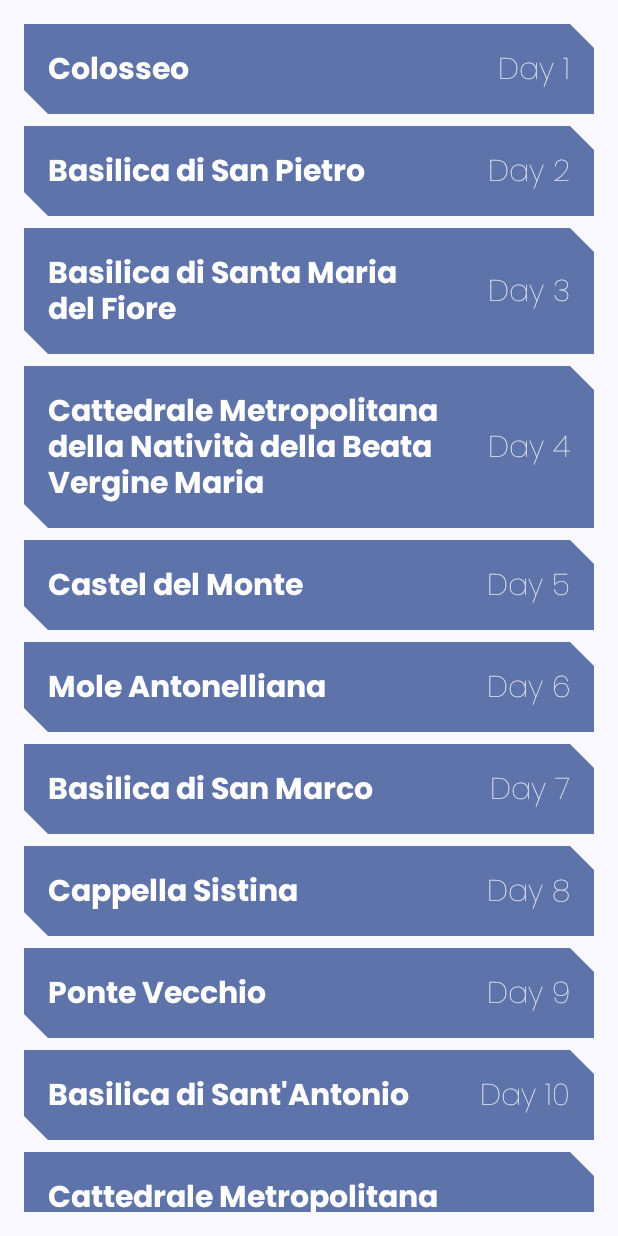
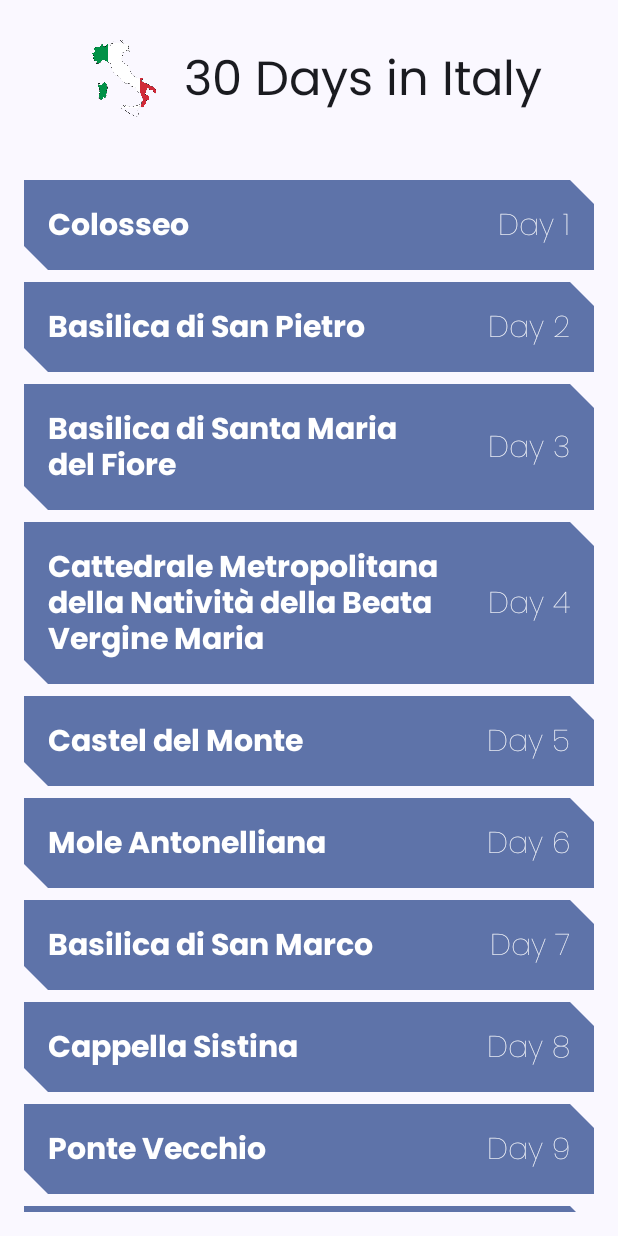
Before and after one commit to PaoloCaldera-jetpackCompose/italianPlacesMonth, an Android app built with Jetpack Compose: the screen it shows after launch (MainActivity), on a phone screen of 412 x 824 dp. Run offline under Robolectric (Android 15) with nearby library versions, the phone set to English and light mode, and no system bars.

Commit message:
feature: generate the app bar
Place the appbar in the Scaffold composable and generate the app bar with the Image and the text centered.
Update the necessary string resources in the strings.xml file.
Insert a new parameter in the PlacesList composable function due to the fact that is called inside the Scaffold composable.

Integrates #11

```diff
--- a/app/src/main/java/com/example/italianplacesmonth/MainActivity.kt
+++ b/app/src/main/java/com/example/italianplacesmonth/MainActivity.kt
@@ -3,12 +3,24 @@ package com.example.italianplacesmonth
 import android.os.Bundle
 import androidx.activity.ComponentActivity
 import androidx.activity.compose.setContent
+import androidx.compose.foundation.Image
+import androidx.compose.foundation.layout.Row
 import androidx.compose.foundation.layout.fillMaxSize
+import androidx.compose.foundation.layout.padding
+import androidx.compose.foundation.layout.size
+import androidx.compose.material3.CenterAlignedTopAppBar
+import androidx.compose.material3.ExperimentalMaterial3Api
 import androidx.compose.material3.MaterialTheme
+import androidx.compose.material3.Scaffold
 import androidx.compose.material3.Surface
+import androidx.compose.material3.Text
 import androidx.compose.runtime.Composable
+import androidx.compose.ui.Alignment
 import androidx.compose.ui.Modifier
+import androidx.compose.ui.res.painterResource
+import androidx.compose.ui.res.stringResource
 import androidx.compose.ui.tooling.preview.Preview
+import androidx.compose.ui.unit.dp
 import com.example.italianplacesmonth.data.PlacesRepository
 import com.example.italianplacesmonth.layout.PlacesList
 import com.example.italianplacesmonth.ui.theme.ItalianPlacesMonthTheme
@@ -32,14 +44,44 @@ class MainActivity : ComponentActivity() {
 
 @Composable
 fun MainActivityLayout() {
-    PlacesList(PlacesRepository.loadPlaces())
+    Scaffold(
+        topBar = { ItalianPlacesTopAppBar() }
+    ) {
+        PlacesList(
+            places = PlacesRepository.loadPlaces(),
+            contentPadding = it
+        )
+    }
+}
+
+@OptIn(ExperimentalMaterial3Api::class)
+@Composable
+fun ItalianPlacesTopAppBar(modifier: Modifier = Modifier) {
+    CenterAlignedTopAppBar(title = {
+        Row(
+            verticalAlignment = Alignment.CenterVertically,
+            modifier = modifier.padding(16.dp)
+        ) {
+            Image(
+                painter = painterResource(id = R.drawable.italy_app_bar),
+                contentDescription = stringResource(
+                    R.string.app_bar_image
+                ),
+                modifier = Modifier.size(72.dp, 72.dp).padding(end = 8.dp)
+            )
+            Text(
+                text = stringResource(R.string.app_bar_title),
+                style = MaterialTheme.typography.displayMedium
+            )
+        }
+    })
 }
 
 @Preview(showBackground = true)
 @Composable
 fun MainActivityLayoutLight() {
     ItalianPlacesMonthTheme(darkTheme = false) {
-        PlacesList(PlacesRepository.loadPlaces())
+        MainActivityLayout()
     }
 }
 
@@ -47,6 +89,6 @@ fun MainActivityLayoutLight() {
 @Composable
 fun MainActivityLayoutDark() {
     ItalianPlacesMonthTheme(darkTheme = true) {
-        PlacesList(PlacesRepository.loadPlaces())
+        MainActivityLayout()
     }
 }
--- a/app/src/main/java/com/example/italianplacesmonth/ui/theme/Type.kt
+++ b/app/src/main/java/com/example/italianplacesmonth/ui/theme/Type.kt
@@ -19,8 +19,8 @@ val Poppins = FontFamily(
 val Typography = Typography(
     displayMedium = TextStyle(
         fontFamily = Poppins,
-        fontWeight = FontWeight.Bold,
-        fontSize = 44.sp
+        fontWeight = FontWeight.Normal,
+        fontSize = 32.sp
     ),
 
     titleMedium = TextStyle(
--- a/app/src/main/res/values/strings.xml
+++ b/app/src/main/res/values/strings.xml
@@ -1,6 +1,7 @@
 <resources>
     <string name="app_name">ItalianPlacesMonth</string>
     <string name="app_bar_title">30 Days in Italy</string>
+    <string name="app_bar_image">App bar: Italy image</string>
     <string name="day">Day %s</string>
     <string name="description">%s, %s (%s)</string>
 
```
Also changed, not shown: app/src/main/java/com/example/italianplacesmonth/layout/PlacesList.kt (+3 -21 lines).
